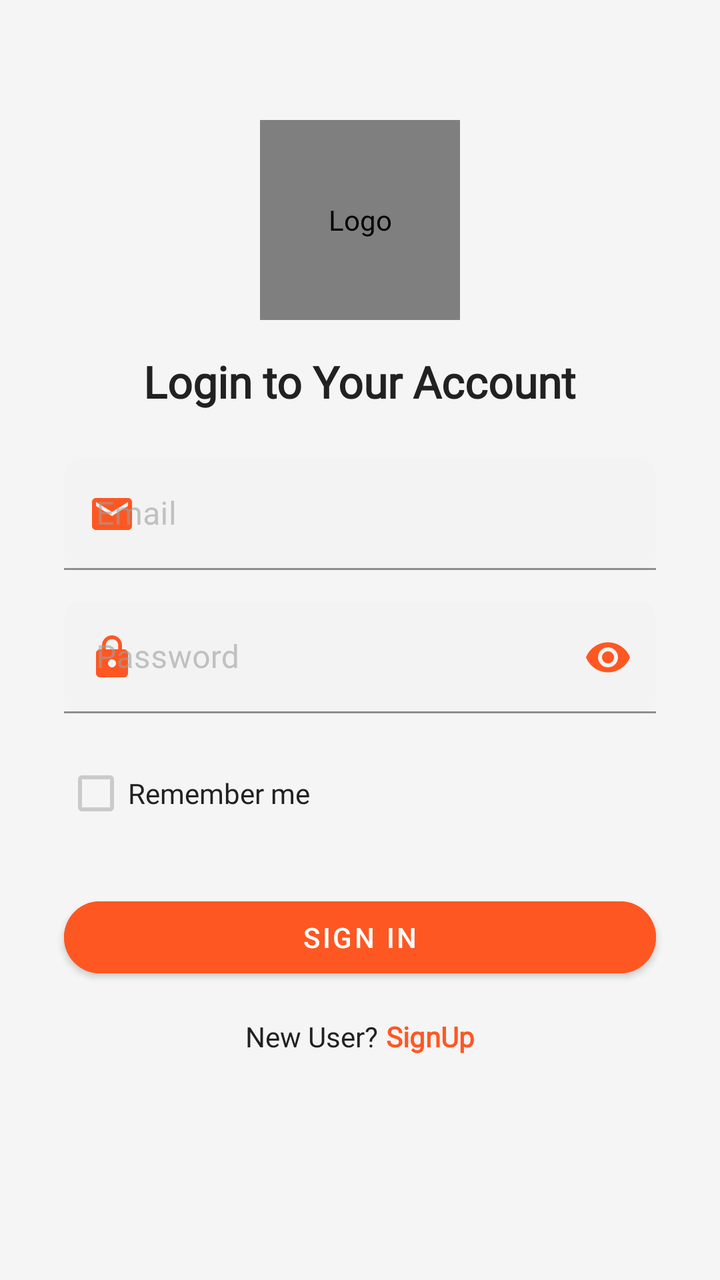
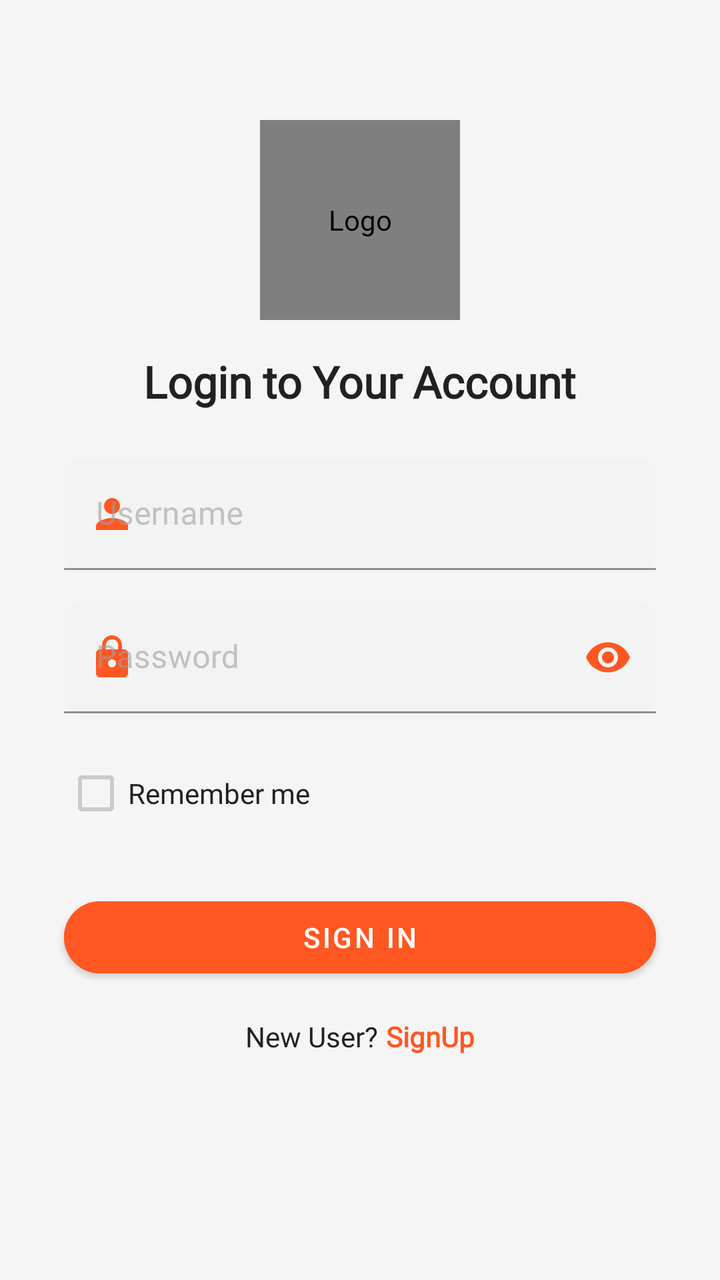

Compare the two renders of this Android layout. The source of the first and the diff that turns it into the second are given below.
<!-- AndroidManifest.xml: application theme Theme.TickoJet -->
<!-- res/layout/activity_login.xml -->
<?xml version="1.0" encoding="utf-8"?>
<androidx.constraintlayout.widget.ConstraintLayout
    android:id="@+id/main"
    xmlns:android="http://schemas.android.com/apk/res/android"
    xmlns:app="http://schemas.android.com/apk/res-auto"
    xmlns:tools="http://schemas.android.com/tools"
    android:layout_width="match_parent"
    android:layout_height="match_parent"
    android:background="@color/background_light"
    tools:context=".LoginActivity">

    
    <de.hdodenhof.circleimageview.CircleImageView
        android:id="@+id/logoImage"
        android:layout_width="100dp"
        android:layout_height="100dp"
        android:src="@drawable/logo"
        android:contentDescription="@string/logo_description"
        app:layout_constraintTop_toTopOf="parent"
        app:layout_constraintStart_toStartOf="parent"
        app:layout_constraintEnd_toEndOf="parent"
        android:layout_marginTop="60dp" />

    
    <TextView
        android:id="@+id/title"
        android:layout_width="wrap_content"
        android:layout_height="wrap_content"
        android:text="@string/login_title"
        android:textSize="22sp"
        android:textStyle="bold"
        android:textColor="@color/text_primary"
        android:fontFamily="@font/noto_sans_regular"
    app:layout_constraintTop_toBottomOf="@id/logoImage"
    app:layout_constraintStart_toStartOf="parent"
    app:layout_constraintEnd_toEndOf="parent"
    android:layout_marginTop="16dp" />

    
    <com.google.android.material.textfield.TextInputLayout
        android:id="@+id/emailLayout"
        android:layout_width="0dp"
        android:layout_height="wrap_content"
        android:hint="@string/email_hint"
        app:startIconDrawable="@drawable/ic_email"
        app:startIconTint="@color/theme_primary"
        app:boxStrokeColor="@color/theme_primary"
        app:boxStrokeWidth="1dp"
        app:boxStrokeWidthFocused="2dp"
        app:boxCornerRadiusTopStart="8dp"
        app:boxCornerRadiusTopEnd="8dp"
        app:boxCornerRadiusBottomStart="8dp"
        app:boxCornerRadiusBottomEnd="8dp"
        app:layout_constraintTop_toBottomOf="@id/title"
        app:layout_constraintStart_toStartOf="parent"
        app:layout_constraintEnd_toEndOf="parent"
        android:layout_marginTop="24dp"
        android:layout_marginHorizontal="32dp">

        <com.google.android.material.textfield.TextInputEditText
            android:id="@+id/email"
            android:layout_width="match_parent"
            android:layout_height="wrap_content"
            android:inputType="textEmailAddress"
            android:textColor="@color/text_primary"
            android:textColorHint="@color/theme_primary"
            android:fontFamily="@font/noto_sans_regular" /> 
    </com.google.android.material.textfield.TextInputLayout>

    
    <com.google.android.material.textfield.TextInputLayout
        android:id="@+id/passwordLayout"
        android:layout_width="0dp"
        android:layout_height="wrap_content"
        android:hint="@string/password_hint"
        app:startIconDrawable="@drawable/ic_lock"
        app:startIconTint="@color/theme_primary"
        app:endIconMode="password_toggle"
        app:endIconTint="@color/theme_primary"
        app:boxStrokeColor="@color/theme_primary"
        app:boxStrokeWidth="1dp"
        app:boxStrokeWidthFocused="2dp"
        app:boxCornerRadiusTopStart="8dp"
        app:boxCornerRadiusTopEnd="8dp"
        app:boxCornerRadiusBottomStart="8dp"
        app:boxCornerRadiusBottomEnd="8dp"
        app:layout_constraintTop_toBottomOf="@id/emailLayout"
        app:layout_constraintStart_toStartOf="parent"
        app:layout_constraintEnd_toEndOf="parent"
        android:layout_marginTop="16dp"
        android:layout_marginHorizontal="32dp">

        <com.google.android.material.textfield.TextInputEditText
            android:id="@+id/password"
            android:layout_width="match_parent"
            android:layout_height="wrap_content"
            android:inputType="textPassword"
            android:textColor="@color/text_primary"
            android:textColorHint="@color/text_secondary"
            android:fontFamily="@font/noto_sans_regular" />
    </com.google.android.material.textfield.TextInputLayout>

    
    <CheckBox
        android:id="@+id/rememberMe"
        android:layout_width="wrap_content"
        android:layout_height="wrap_content"
        android:text="@string/remember_me"
        android:textColor="@color/text_primary"
        android:fontFamily="@font/noto_sans_regular"
    app:layout_constraintTop_toBottomOf="@id/passwordLayout"
    app:layout_constraintStart_toStartOf="@id/passwordLayout"
    android:layout_marginTop="16dp" />

    
    <com.google.android.material.button.MaterialButton
        android:id="@+id/signInButton"
        android:layout_width="0dp"
        android:layout_height="wrap_content"
        android:text="@string/sign_in_button"
        android:textColor="@color/white"
        android:backgroundTint="@color/theme_primary"
        app:cornerRadius="50dp"
        app:layout_constraintTop_toBottomOf="@id/rememberMe"
        app:layout_constraintStart_toStartOf="parent"
        app:layout_constraintEnd_toEndOf="parent"
        android:layout_marginTop="24dp"
        android:layout_marginHorizontal="32dp" />

    
    <LinearLayout
        android:layout_width="wrap_content"
        android:layout_height="wrap_content"
        android:orientation="horizontal"
        app:layout_constraintTop_toBottomOf="@id/signInButton"
        app:layout_constraintStart_toStartOf="parent"
        app:layout_constraintEnd_toEndOf="parent"
        android:layout_marginTop="16dp">

        <TextView
            android:layout_width="wrap_content"
            android:layout_height="wrap_content"
            android:text="@string/new_user_text"
            android:textColor="@color/text_primary"
            android:textSize="14sp"
            android:fontFamily="@font/noto_sans_regular" />

        <TextView
            android:id="@+id/signupLink"
            android:layout_width="wrap_content"
            android:layout_height="wrap_content"
            android:text="@string/signup_text"
            android:textColor="@color/theme_primary"
            android:textSize="14sp"
            android:textStyle="bold"
            android:fontFamily="@font/noto_sans_regular"
        android:layout_marginStart="4dp"/>
    </LinearLayout>

</androidx.constraintlayout.widget.ConstraintLayout>
<!-- resources referenced by this layout -->
<resources>
  <color name="background_light">#F5F5F5</color>
  <color name="text_primary">#212121</color>
  <color name="text_secondary">#757575</color>
  <color name="theme_primary">#FF5722</color>
  <color name="white">#FFFFFF</color>
  <!-- drawable ic_email (drawable) -->
  <vector xmlns:android="http://schemas.android.com/apk/res/android" android:height="24dp" android:tint="#888691" android:viewportHeight="24" android:viewportWidth="24" android:width="24dp">
        
      <path android:fillColor="@android:color/white" android:pathData="M20,4L4,4c-1.1,0 -1.99,0.9 -1.99,2L2,18c0,1.1 0.9,2 2,2h16c1.1,0 2,-0.9 2,-2L22,6c0,-1.1 -0.9,-2 -2,-2zM20,8l-8,5 -8,-5L4,6l8,5 8,-5v2z"/>
      
  </vector>
  <!-- drawable ic_lock (drawable) -->
  <vector xmlns:android="http://schemas.android.com/apk/res/android" android:height="24dp" android:tint="#888691" android:viewportHeight="24" android:viewportWidth="24" android:width="24dp">
        
      <path android:fillColor="@android:color/white" android:pathData="M18,8h-1L17,6c0,-2.76 -2.24,-5 -5,-5S7,3.24 7,6v2L6,8c-1.1,0 -2,0.9 -2,2v10c0,1.1 0.9,2 2,2h12c1.1,0 2,-0.9 2,-2L20,10c0,-1.1 -0.9,-2 -2,-2zM12,17c-1.1,0 -2,-0.9 -2,-2s0.9,-2 2,-2 2,0.9 2,2 -0.9,2 -2,2zM15.1,8L8.9,8L8.9,6c0,-1.71 1.39,-3.1 3.1,-3.1 1.71,0 3.1,1.39 3.1,3.1v2z"/>
      
  </vector>
  <!-- drawable logo: png bitmap (drawable, 18669 bytes) -->
  <string name="email_hint">Email</string>
  <string name="login_title">Login to Your Account</string>
  <string name="logo_description">Logo</string>
  <string name="new_user_text">New User?</string>
  <string name="password_hint">Password</string>
  <string name="remember_me">Remember me</string>
  <string name="sign_in_button">Sign in</string>
  <string name="signup_text">SignUp</string>
  <style name="Theme.TickoJet" parent="Theme.MaterialComponents.DayNight.NoActionBar">
          
          <item name="colorPrimary">@color/deep_orange</item>
          <item name="colorPrimaryVariant">@color/deep_orange_dark</item>
          <item name="colorOnPrimary">@color/white</item>
  
          
          <item name="colorSecondary">@color/sky_blue</item>
          <item name="colorSecondaryVariant">@color/sky_blue_dark</item>
          <item name="colorOnSecondary">@color/white</item>
  
          
          <item name="android:colorBackground">@color/light_gray</item>
          <item name="colorSurface">@color/white</item>
          <item name="colorOnBackground">@color/dark_gray</item>
          <item name="colorOnSurface">@color/gray</item>
  
          
          <item name="android:statusBarColor">?attr/colorPrimaryVariant</item>
  
          
          <item name="colorError">@color/error_red</item>
          <item name="colorSuccess">?attr/colorSuccess</item>
          <item name="colorWarning">?attr/colorWarning</item>
          
  
      </style>
  <color name="deep_orange">#FF5722</color>
  <color name="deep_orange_dark">#E64A19</color>
  <color name="sky_blue">#03A9F4</color>
  <color name="sky_blue_dark">#0288D1</color>
  <color name="light_gray">#F0F0F0</color>
  <color name="dark_gray">#424242</color>
  <color name="gray">#9E9E9E</color>
  <color name="error_red">#D32F2F</color>
</resources>

<!-- the commit's change to res/layout/activity_login.xml (unified diff, before → after) -->
@@ -38,11 +38,11 @@
 
     
     <com.google.android.material.textfield.TextInputLayout
-        android:id="@+id/emailLayout"
+        android:id="@+id/userNameLayout"
         android:layout_width="0dp"
         android:layout_height="wrap_content"
-        android:hint="@string/email_hint"
-        app:startIconDrawable="@drawable/ic_email"
+        android:hint="@string/username_hint"
+        app:startIconDrawable="@drawable/ic_username"
         app:startIconTint="@color/theme_primary"
         app:boxStrokeColor="@color/theme_primary"
         app:boxStrokeWidth="1dp"
@@ -58,7 +58,7 @@
         android:layout_marginHorizontal="32dp">
 
         <com.google.android.material.textfield.TextInputEditText
-            android:id="@+id/email"
+            android:id="@+id/username"
             android:layout_width="match_parent"
             android:layout_height="wrap_content"
             android:inputType="textEmailAddress"
@@ -84,7 +84,7 @@
         app:boxCornerRadiusTopEnd="8dp"
         app:boxCornerRadiusBottomStart="8dp"
         app:boxCornerRadiusBottomEnd="8dp"
-        app:layout_constraintTop_toBottomOf="@id/emailLayout"
+        app:layout_constraintTop_toBottomOf="@id/userNameLayout"
         app:layout_constraintStart_toStartOf="parent"
         app:layout_constraintEnd_toEndOf="parent"
         android:layout_marginTop="16dp"
<!-- resource entries referenced after the edit -->
@@ -5,20 +5,19 @@
   <color name="text_secondary">#757575</color>
   <color name="theme_primary">#FF5722</color>
   <color name="white">#FFFFFF</color>
-  <!-- drawable ic_email (drawable) -->
-  <vector xmlns:android="http://schemas.android.com/apk/res/android" android:height="24dp" android:tint="#888691" android:viewportHeight="24" android:viewportWidth="24" android:width="24dp">
-        
-      <path android:fillColor="@android:color/white" android:pathData="M20,4L4,4c-1.1,0 -1.99,0.9 -1.99,2L2,18c0,1.1 0.9,2 2,2h16c1.1,0 2,-0.9 2,-2L22,6c0,-1.1 -0.9,-2 -2,-2zM20,8l-8,5 -8,-5L4,6l8,5 8,-5v2z"/>
-      
-  </vector>
   <!-- drawable ic_lock (drawable) -->
   <vector xmlns:android="http://schemas.android.com/apk/res/android" android:height="24dp" android:tint="#888691" android:viewportHeight="24" android:viewportWidth="24" android:width="24dp">
         
       <path android:fillColor="@android:color/white" android:pathData="M18,8h-1L17,6c0,-2.76 -2.24,-5 -5,-5S7,3.24 7,6v2L6,8c-1.1,0 -2,0.9 -2,2v10c0,1.1 0.9,2 2,2h12c1.1,0 2,-0.9 2,-2L20,10c0,-1.1 -0.9,-2 -2,-2zM12,17c-1.1,0 -2,-0.9 -2,-2s0.9,-2 2,-2 2,0.9 2,2 -0.9,2 -2,2zM15.1,8L8.9,8L8.9,6c0,-1.71 1.39,-3.1 3.1,-3.1 1.71,0 3.1,1.39 3.1,3.1v2z"/>
       
   </vector>
+  <!-- drawable ic_username (drawable) -->
+  <vector xmlns:android="http://schemas.android.com/apk/res/android" android:height="24dp" android:tint="#888691" android:viewportHeight="24" android:viewportWidth="24" android:width="24dp">
+        
+      <path android:fillColor="@android:color/white" android:pathData="M12,12c2.21,0 4,-1.79 4,-4s-1.79,-4 -4,-4 -4,1.79 -4,4 1.79,4 4,4zM12,14c-2.67,0 -8,1.34 -8,4v2h16v-2c0,-2.66 -5.33,-4 -8,-4z"/>
+      
+  </vector>
   <!-- drawable logo: png bitmap (drawable, 18669 bytes) -->
-  <string name="email_hint">Email</string>
   <string name="login_title">Login to Your Account</string>
   <string name="logo_description">Logo</string>
   <string name="new_user_text">New User?</string>
@@ -26,6 +25,7 @@
   <string name="remember_me">Remember me</string>
   <string name="sign_in_button">Sign in</string>
   <string name="signup_text">SignUp</string>
+  <string name="username_hint">Username</string>
   <style name="Theme.TickoJet" parent="Theme.MaterialComponents.DayNight.NoActionBar">
           
           <item name="colorPrimary">@color/deep_orange</item>
